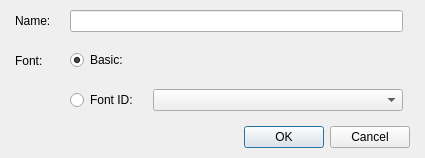
First picture: the form in Editor/Dialogs/Systems/dialogsystemfontname.ui, repository RPG-Paper-Maker/RPG-Paper-Maker, before the edit.
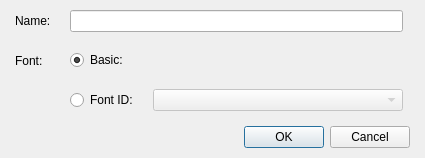
Second picture: the form after the edit. Custom widgets are drawn as their Qt base class.

```diff
--- a/Editor/Dialogs/Systems/dialogsystemfontname.ui
+++ b/Editor/Dialogs/Systems/dialogsystemfontname.ui
@@ -110,7 +110,11 @@
         </widget>
        </item>
        <item row="2" column="2">
-        <widget class="QComboBox" name="comboBoxCustomFontID"/>
+        <widget class="QComboBox" name="comboBoxCustomFontID">
+         <property name="enabled">
+          <bool>false</bool>
+         </property>
+        </widget>
        </item>
       </layout>
      </item>
```
